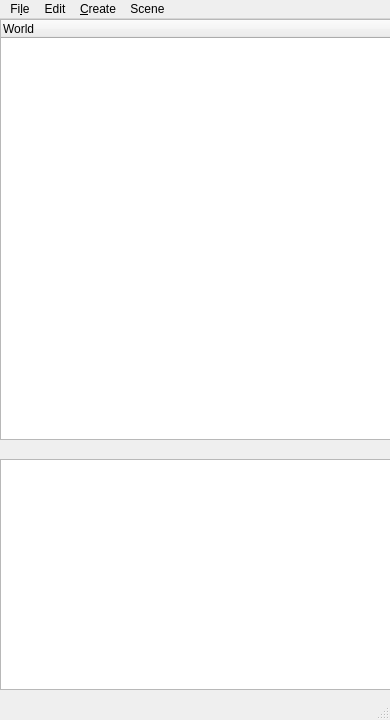
Qt form ProjEd/ui/editor.ui (Cvostr/zsgamedit) before a commit.
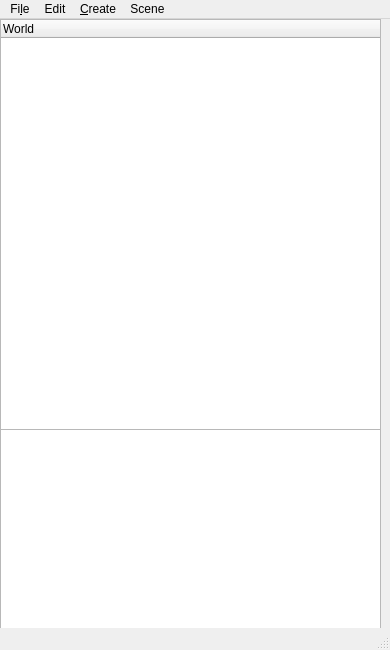
The same form after that commit. Custom widgets are drawn as their Qt base class.

```diff
--- a/ProjEd/ui/editor.ui
+++ b/ProjEd/ui/editor.ui
@@ -7,13 +7,13 @@
     <x>0</x>
     <y>0</y>
     <width>390</width>
-    <height>720</height>
+    <height>650</height>
    </rect>
   </property>
   <property name="minimumSize">
    <size>
     <width>190</width>
-    <height>720</height>
+    <height>650</height>
    </size>
   </property>
   <property name="maximumSize">
@@ -34,8 +34,8 @@
      <rect>
       <x>0</x>
       <y>0</y>
-      <width>411</width>
-      <height>421</height>
+      <width>381</width>
+      <height>411</height>
      </rect>
     </property>
     <property name="verticalScrollBarPolicy">
@@ -68,9 +68,9 @@
     <property name="geometry">
      <rect>
       <x>0</x>
-      <y>440</y>
-      <width>411</width>
-      <height>231</height>
+      <y>410</y>
+      <width>381</width>
+      <height>201</height>
      </rect>
     </property>
    </widget>
```
Left out of the diff: 2 changed lines with no effect on the pictures.
